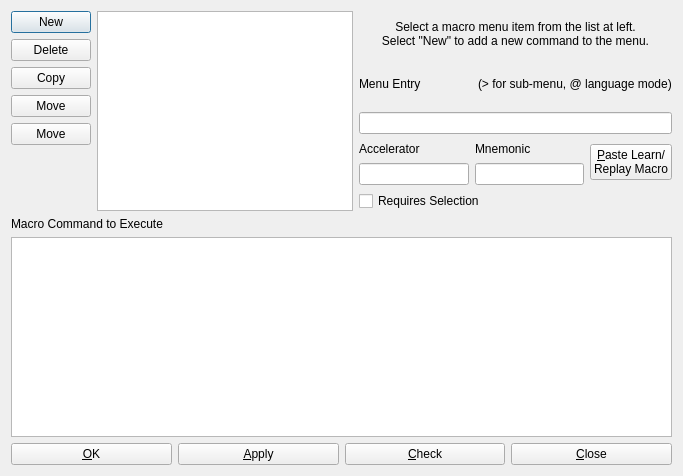
Above: source/ui/DialogMacros.ui from eteran/nedit-ng before the change. Below: the same form after it.
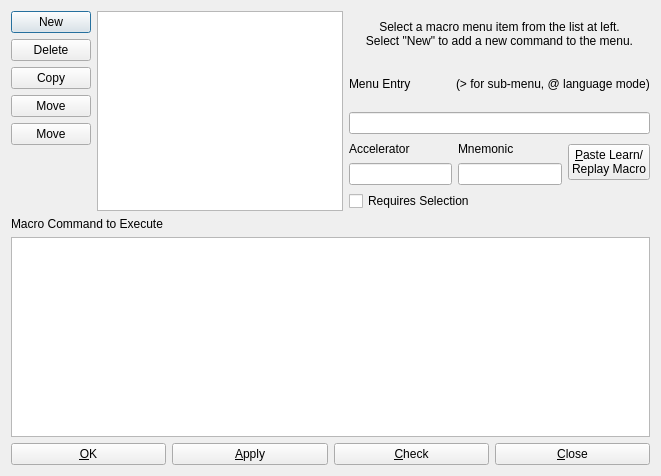
That is the form after the change. Icons and pictures are not drawn. Custom widgets are drawn as their Qt base class.

Diff of the .ui file:
```diff
--- a/source/ui/DialogMacros.ui
+++ b/source/ui/DialogMacros.ui
@@ -6,7 +6,7 @@
    <rect>
     <x>0</x>
     <y>0</y>
-    <width>683</width>
+    <width>661</width>
     <height>476</height>
    </rect>
   </property>
```
Left out of the diff: 24 changed lines with no effect on the pictures.
